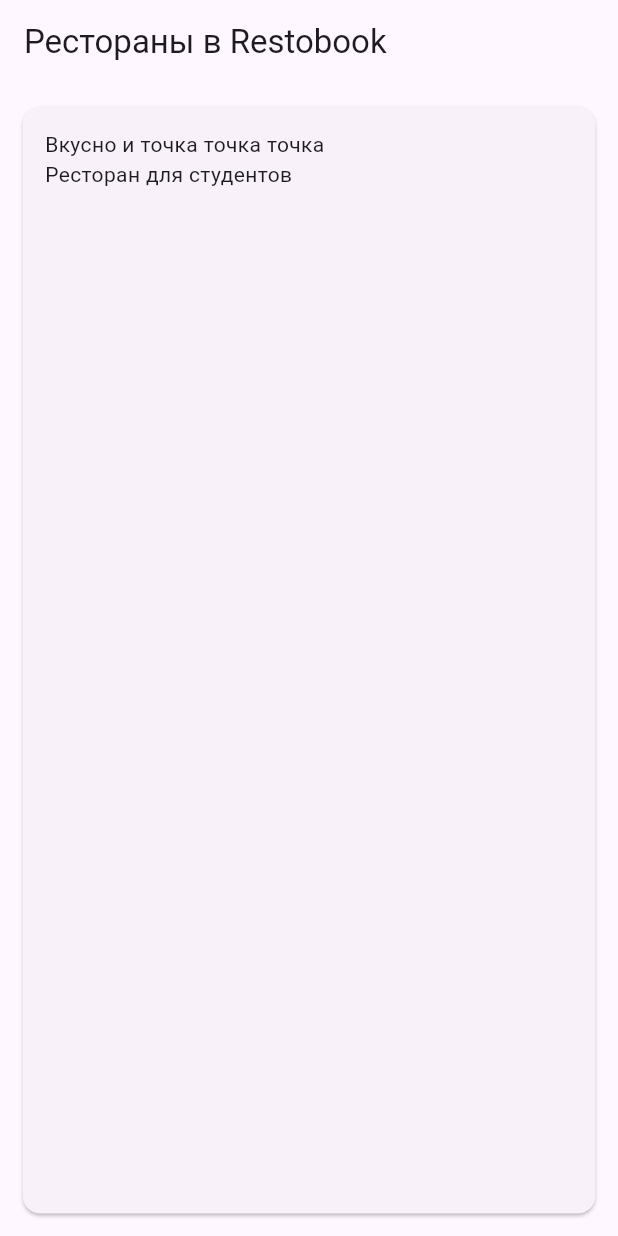
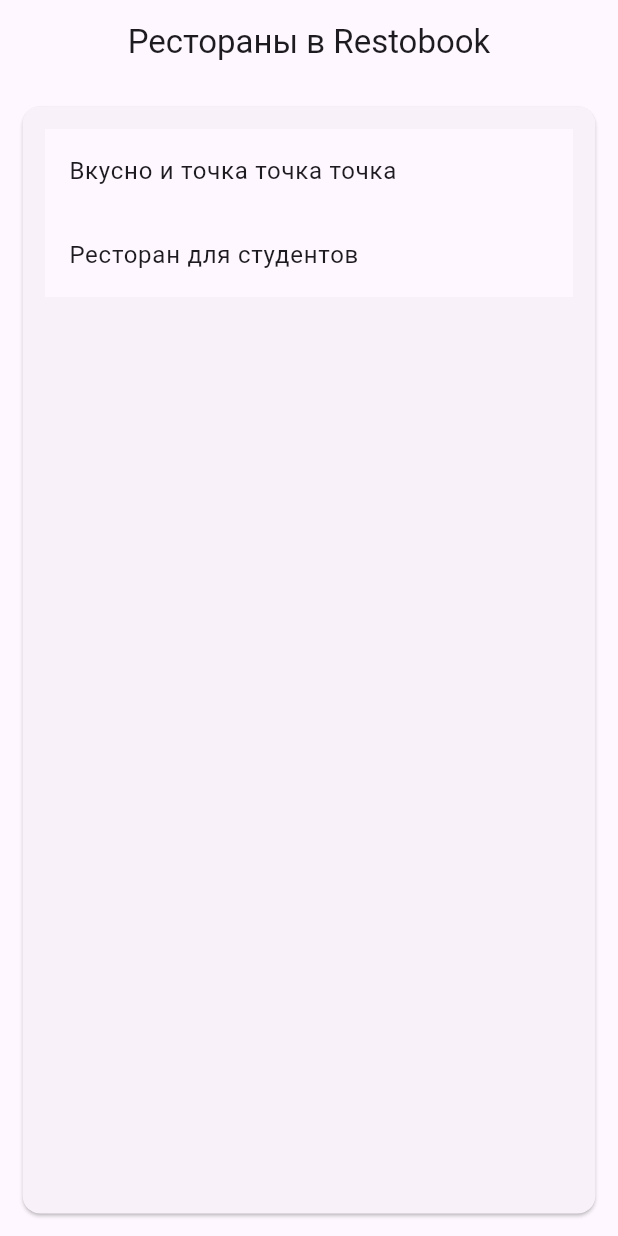
Before and after one commit to PavelPutin/restobook_web, a Flutter app: the screen it shows after launch, on a phone screen of 412 x 824 dp. Run offline on Flutter 3.47's test engine with Material 3 defaults, Android fonts, the phone set to English and light mode, and no system bars; our stand-ins replace get_it.

Commit message:
feat: make restaurants info preserntation

```diff
--- a/lib/model/entities/auth_entity.dart
+++ b/lib/model/entities/auth_entity.dart
@@ -1,6 +1,4 @@
 import 'package:json_annotation/json_annotation.dart';
-
-import 'employee.dart';
 
 part 'auth_entity.g.dart';
 
--- a/lib/model/repository/abstract_employee_repository.dart
+++ b/lib/model/repository/abstract_employee_repository.dart
@@ -1,7 +1,7 @@
 import '../entities/employee.dart';
 
 abstract class AbstractEmployeeRepository {
-  Future<List<Employee>> getAll();
+  Future<List<Employee>> getAllByRestaurant(int restaurantId);
   Future<Employee> create(Employee employee);
   Future<Employee> update(Employee employee);
 }
--- a/lib/view/refreshable_future_list_view.dart
+++ b/lib/view/refreshable_future_list_view.dart
@@ -2,11 +2,11 @@ import 'package:flutter/foundation.dart';
 import 'package:flutter/material.dart';
 
 class RefreshableFutureListView extends StatefulWidget {
-  const RefreshableFutureListView({super.key, required this.tablesLoading, required this.onRefresh, required this.listView, required this.errorLabel});
+  const RefreshableFutureListView({super.key, required this.future, required this.onRefresh, required this.listView, required this.errorLabel});
 
   final String errorLabel;
   final AsyncCallback onRefresh;
-  final Future<void> tablesLoading;
+  final Future<void> future;
   final Widget listView;
 
   @override
@@ -26,7 +26,7 @@ class _RefreshableFutureListViewState extends State<RefreshableFutureListView> {
         await widget.onRefresh();
       },
       child: FutureBuilder(
-        future: widget.tablesLoading,
+        future: widget.future,
         builder: (ctx, snapshot) {
           if (!_refreshing && snapshot.connectionState == ConnectionState.waiting) {
             return const Center(child: CircularProgressIndicator());
--- /dev/null
+++ b/lib/view/restaurant_tile.dart
@@ -0,0 +1,22 @@
+import 'package:flutter/material.dart';
+import 'package:restobook_web/view/restaurant_screen.dart';
+
+import '../model/entities/restaurant.dart';
+
+class RestaurantTile extends StatelessWidget {
+  const RestaurantTile({super.key, required this.restaurant});
+
+  final Restaurant restaurant;
+
+  @override
+  Widget build(BuildContext context) {
+    return Material(
+      child: ListTile(
+        title: Text(restaurant.name),
+        onTap: () {
+          Navigator.of(context).push(MaterialPageRoute(builder: (context) => RestaurantScreen(restaurant: restaurant,)));
+        },
+      ),
+    );
+  }
+}
--- a/lib/view/restaurants_overview_screen.dart
+++ b/lib/view/restaurants_overview_screen.dart
@@ -1,6 +1,7 @@
 import 'package:flutter/material.dart';
 import 'package:provider/provider.dart';
 import 'package:restobook_web/view/refreshable_future_list_view.dart';
+import 'package:restobook_web/view/restaurant_tile.dart';
 import 'package:restobook_web/view_model/restaurant_view_model.dart';
 
 class RestaurantsOverviewScreen extends StatefulWidget {
@@ -23,7 +24,7 @@ class _RestaurantsOverviewScreenState extends State<RestaurantsOverviewScreen> {
   @override
   Widget build(BuildContext context) {
     return Scaffold(
-      appBar: AppBar(title: const Text("Рестораны в Restobook"),),
+      appBar: AppBar(title: const Center(child: Text("Рестораны в Restobook")),),
       body: Center(
         child: ConstrainedBox(
           constraints: const BoxConstraints(maxWidth: 1200),
@@ -34,7 +35,7 @@ class _RestaurantsOverviewScreenState extends State<RestaurantsOverviewScreen> {
               child: Consumer<RestaurantViewModel>(
                 builder: (BuildContext context, RestaurantViewModel value, Widget? child) {
                   return RefreshableFutureListView(
-                      tablesLoading: restaurantsLoading,
+                      future: restaurantsLoading,
                       onRefresh: () async {
                         var promise = context.read<RestaurantViewModel>().load();
                         setState(() {
@@ -42,7 +43,7 @@ class _RestaurantsOverviewScreenState extends State<RestaurantsOverviewScreen> {
                         });
                         await promise;
                       },
-                      listView: ListView.builder(itemCount: value.restaurants.length, itemBuilder: (context, index) => Text(value.restaurants[index].name)),
+                      listView: ListView.builder(physics: const AlwaysScrollableScrollPhysics(), itemCount: value.restaurants.length, itemBuilder: (context, index) => RestaurantTile(restaurant: value.restaurants[index])),
                       errorLabel: "Не удалось загрузить рестораны");
                 },),
             ),
--- a/lib/view_model/restaurant_view_model.dart
+++ b/lib/view_model/restaurant_view_model.dart
@@ -15,12 +15,12 @@ class RestaurantViewModel extends ChangeNotifier {
   List<Restaurant> _restaurants = [];
   UnmodifiableListView<Restaurant> get restaurants => UnmodifiableListView(_restaurants);
 
-  Restaurant? _activeTable;
-  Restaurant? get activeRestaurant => _activeTable;
-  set activeRestaurant(Restaurant? table) => _activeTable = table;
+  Restaurant? _activeRestaurant;
+  Restaurant? get activeRestaurant => _activeRestaurant;
+  set activeRestaurant(Restaurant? restaurant) => _activeRestaurant = restaurant;
 
   final List<Employee> _activeRestaurantEmployees = [];
-  UnmodifiableListView<Employee> get activeTableReservations =>
+  UnmodifiableListView<Employee> get activeRestaurantEmployees =>
       UnmodifiableListView(_activeRestaurantEmployees);
 
   Future<void> load() async {
@@ -32,6 +32,8 @@ class RestaurantViewModel extends ChangeNotifier {
   Future<void> loadActiveRestaurant(int restaurantId) async {
     // TODO: ADD HTTP REQUEST TO GET EMPLOYEES BY ID
     activeRestaurant = await restaurantRepository.getById(restaurantId);
+    _activeRestaurantEmployees.clear();
+    _activeRestaurantEmployees.addAll(await employeeRepository.getAllByRestaurant(restaurantId));
     notifyListeners();
   }
 
```
Also changed, not shown: lib/model/repository/mock_employee_repository.dart (+10 -2 lines), lib/view/info_label.dart (added, +47 -0 lines), lib/view/restaurant_screen.dart (added, +87 -0 lines).
